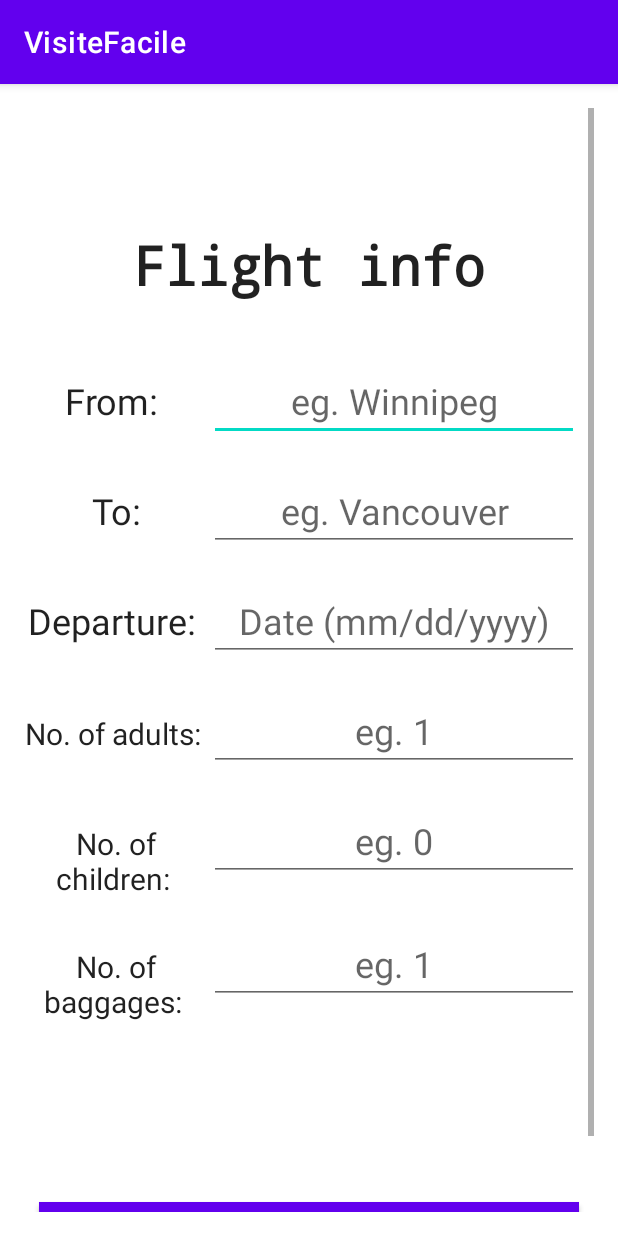
After one commit to HSR05/W22G2_VisiteFacile, an Android app: the flight_booking screen opened directly, with no data from a screen before it, on a phone screen of 412 x 824 dp. The commit adds this screen. Run offline under Robolectric (Android 15) with nearby library versions, the phone set to English and light mode, and no system bars; Roboto replaces fonts that are not available here.

Commit message:
Flight booking activity added with DatePicker and DB compatibility.

```diff
--- a/VisiteFacile/app/src/main/AndroidManifest.xml
+++ b/VisiteFacile/app/src/main/AndroidManifest.xml
@@ -9,6 +9,9 @@
         android:roundIcon="@mipmap/ic_launcher_appicon_round"
         android:supportsRtl="true"
         android:theme="@style/Theme.VisiteFacile">
+        <activity
+            android:name=".flight_booking"
+            android:exported="false" />
         <activity
             android:name=".LoginActivity"
             android:exported="false" />
--- /dev/null
+++ b/VisiteFacile/app/src/main/java/com/example/visitefacile/flight_booking.java
@@ -0,0 +1,49 @@
+package com.example.visitefacile;
+
+import androidx.appcompat.app.AppCompatActivity;
+
+import android.app.DatePickerDialog;
+import android.os.Bundle;
+import android.view.View;
+import android.widget.EditText;
+
+import java.util.Calendar;
+
+public class flight_booking extends AppCompatActivity {
+
+    @Override
+    protected void onCreate(Bundle savedInstanceState) {
+
+        EditText date;
+        final DatePickerDialog[] datePickerDialog = new DatePickerDialog[1];
+
+        super.onCreate(savedInstanceState);
+        setContentView(R.layout.activity_flight_booking);
+
+        date = (EditText) findViewById(R.id.deptDate);
+        // perform click event on edit text
+        date.setOnClickListener(new View.OnClickListener() {
+            @Override
+            public void onClick(View v) {
+                // calender class's instance and get current date , month and year from calender
+                final Calendar c = Calendar.getInstance();
+                int mYear = c.get(Calendar.YEAR); // current year
+                int mMonth = c.get(Calendar.MONTH); // current month
+                int mDay = c.get(Calendar.DAY_OF_MONTH); // current day
+                // date picker dialog
+                datePickerDialog[0] = new DatePickerDialog(flight_booking.this,
+                        (view, year, monthOfYear, dayOfMonth) -> {
+                            // set day of month , month and year value in the edit text
+                            date.setText(dayOfMonth + "/"
+                                    + (monthOfYear + 1) + "/" + year);
+
+                        }, mYear, mMonth, mDay);
+                datePickerDialog[0].show();
+            }
+        });
+
+    }
+
+    public void confirmOnClick(View view) {
+    }
+}
--- /dev/null
+++ b/VisiteFacile/app/src/main/res/layout/activity_flight_booking.xml
@@ -0,0 +1,276 @@
+<?xml version="1.0" encoding="utf-8"?>
+<ScrollView xmlns:android="http://schemas.android.com/apk/res/android"
+    xmlns:tools="http://schemas.android.com/tools"
+    android:id="@+id/activity_flight_form"
+    android:layout_width="match_parent"
+    android:layout_height="match_parent"
+    android:paddingBottom="@dimen/activity_vertical_margin"
+    android:paddingLeft="@dimen/activity_horizontal_margin"
+    android:paddingRight="@dimen/activity_horizontal_margin"
+    android:paddingTop="@dimen/activity_vertical_margin"
+    tools:context=".flight_booking">
+
+    <LinearLayout
+        android:layout_width="match_parent"
+        android:layout_height="match_parent"
+        android:layout_alignParentStart="true"
+        android:layout_alignParentTop="true"
+        android:orientation="vertical"
+        android:weightSum="1">
+
+        <TextView
+            android:id="@+id/FlightForm"
+            android:layout_width="match_parent"
+            android:layout_height="wrap_content"
+            android:layout_marginBottom="30dp"
+            android:layout_marginTop="80dp"
+            android:fontFamily="monospace"
+            android:text="@string/flight_information"
+            android:textAlignment="center"
+            android:textAppearance="@style/TextAppearance.AppCompat"
+            android:textSize="36sp"
+            android:textStyle="normal|bold"
+            tools:targetApi="jelly_bean" />
+
+        <!-- From Form -->
+        <LinearLayout
+            android:layout_width="fill_parent"
+            android:layout_height="wrap_content"
+            android:orientation="horizontal"
+            android:paddingBottom="10dp"
+            android:paddingTop="10dp">
+
+            <TextView
+                android:id="@+id/fromText"
+                android:layout_width="0dp"
+                android:layout_height="wrap_content"
+                android:layout_weight="0.50"
+                android:gravity="center_horizontal"
+                android:text="@string/from"
+                android:textAlignment="center"
+                android:textAppearance="@style/TextAppearance.AppCompat"
+                android:textSize="24sp" />
+
+
+            <AutoCompleteTextView
+                android:id="@+id/fromForm"
+                android:layout_width="0dp"
+                android:layout_height="wrap_content"
+                android:layout_marginRight="10dp"
+                android:layout_weight="1"
+                android:gravity="left|center_horizontal"
+                android:hint="eg. Winnipeg"
+                android:maxLines="1"
+                android:textAlignment="center"
+                android:inputType="text"
+                android:textAppearance="@style/TextAppearance.AppCompat"
+                android:textSize="24sp"
+                tools:ignore="RtlHardcoded" />
+
+        </LinearLayout>
+
+        <!-- To Form -->
+        <LinearLayout
+            android:layout_width="fill_parent"
+            android:layout_height="wrap_content"
+            android:orientation="horizontal"
+            android:paddingBottom="10dp"
+            android:paddingTop="10dp">
+
+            <TextView
+                android:id="@+id/toText"
+                android:layout_width="0dp"
+                android:layout_height="wrap_content"
+                android:layout_weight="0.50"
+                android:gravity="center_horizontal"
+                android:text="@string/to"
+                android:textAlignment="center"
+                android:textAppearance="@style/TextAppearance.AppCompat"
+                android:textSize="24sp" />
+
+
+            <AutoCompleteTextView
+                android:id="@+id/toForm"
+                android:layout_width="0dp"
+                android:layout_height="wrap_content"
+                android:layout_marginRight="10dp"
+                android:layout_weight="1"
+                android:gravity="left|center_horizontal"
+                android:hint="eg. Vancouver"
+                android:inputType="textPersonName"
+                android:maxLines="1"
+                android:textAlignment="center"
+                android:textAppearance="@style/TextAppearance.AppCompat"
+                android:textSize="24sp"
+                tools:ignore="RtlHardcoded" />
+
+        </LinearLayout>
+
+        <!-- Departure Form -->
+        <LinearLayout
+            android:layout_width="fill_parent"
+            android:layout_height="wrap_content"
+            android:orientation="horizontal"
+            android:paddingBottom="10dp"
+            android:paddingTop="10dp">
+
+            <TextView
+                android:id="@+id/deptText"
+                android:layout_width="0dp"
+                android:layout_height="wrap_content"
+                android:layout_weight="0.50"
+                android:gravity="center_horizontal"
+                android:text="@string/deptTitle"
+                android:textAppearance="@style/TextAppearance.AppCompat"
+                android:textSize="24sp" />
+
+            <EditText
+                android:id="@+id/deptDate"
+                android:layout_width="0dp"
+                android:layout_height="wrap_content"
+                android:layout_marginRight="10dp"
+                android:layout_weight="1"
+                android:gravity="left|center_horizontal"
+                android:hint="@string/mm_dd_yyyy"
+                android:inputType="date"
+                android:maxLines="1"
+                android:maxLength="10"
+                android:textAlignment="center"
+                android:textAppearance="@style/TextAppearance.AppCompat"
+                android:textSize="24sp"
+                tools:ignore="RtlHardcoded" />
+
+        </LinearLayout>
+
+        <LinearLayout
+            android:layout_width="fill_parent"
+            android:layout_height="wrap_content"
+            android:orientation="horizontal"
+            android:paddingBottom="10dp"
+            android:paddingTop="10dp">
+
+            <TextView
+                android:id="@+id/adultText"
+                android:layout_width="0dp"
+                android:layout_height="wrap_content"
+                android:layout_weight="0.50"
+                android:gravity="center_horizontal"
+                android:text="@string/adults"
+                android:textAppearance="@style/TextAppearance.AppCompat"
+                android:textSize="20sp" />
+
+            <EditText
+                android:id="@+id/numAdults"
+                android:layout_width="0dp"
+                android:layout_height="wrap_content"
+                android:layout_marginRight="10dp"
+                android:layout_weight="1"
+                android:gravity="left|center_horizontal"
+                android:hint="eg. 1"
+                android:inputType="number"
+                android:maxLines="1"
+                android:maxLength="3"
+                android:textAlignment="center"
+                android:textAppearance="@style/TextAppearance.AppCompat"
+                android:textSize="24sp" />
+
+        </LinearLayout>
+
+        <LinearLayout
+            android:layout_width="fill_parent"
+            android:layout_height="wrap_content"
+            android:orientation="horizontal"
+            android:paddingBottom="10dp"
+            android:paddingTop="10dp">
+
+            <TextView
+                android:id="@+id/childText"
+                android:layout_width="0dp"
+                android:layout_height="62dp"
+                android:layout_weight="0.50"
+                android:gravity="center_horizontal"
+                android:text="@string/children"
+                android:textAppearance="@style/TextAppearance.AppCompat"
+                android:textSize="20sp" />
+
+            <EditText
+                android:id="@+id/numChildren"
+                android:layout_width="0dp"
+                android:layout_height="wrap_content"
+                android:layout_marginRight="10dp"
+                android:layout_weight="1"
+                android:gravity="left|center_horizontal"
+                android:hint="eg. 0"
+                android:inputType="number"
+                android:textAlignment="center"
+                android:maxLength="3"
+                android:textAppearance="@style/TextAppearance.AppCompat"
+                android:textSize="24sp"
+                tools:ignore="HardcodedText" />
+
+        </LinearLayout>
+
+        <LinearLayout
+            android:layout_width="fill_parent"
+            android:layout_height="wrap_content"
+            android:orientation="horizontal"
+            android:paddingBottom="10dp"
+            android:paddingTop="10dp">
+
+            <TextView
+                android:id="@+id/bagText"
+                android:layout_width="0dp"
+                android:layout_height="65dp"
+                android:layout_weight="0.50"
+                android:gravity="center_horizontal"
+                android:text="@string/baggage"
+                android:textAppearance="@style/TextAppearance.AppCompat"
+                android:textSize="20sp" />
+
+            <EditText
+                android:id="@+id/numBags"
+                android:layout_width="0dp"
+                android:layout_height="wrap_content"
+                android:layout_marginRight="10dp"
+                android:layout_weight="1"
+                android:gravity="left|center_horizontal"
+                android:hint="eg. 1"
+                android:inputType="number"
+                android:maxLines="1"
+                android:maxLength="3"
+                android:textAlignment="center"
+                android:textAppearance="@style/TextAppearance.AppCompat"
+                android:textSize="24sp" />
+
+        </LinearLayout>
+
+        <LinearLayout
+            android:layout_width="match_parent"
+            android:layout_height="match_parent"
+            android:orientation="horizontal">
+
+            <Button
+                android:id="@+id/FlightConfirm"
+                android:layout_width="wrap_content"
+                android:layout_height="79dp"
+                android:layout_alignParentBottom="true"
+                android:layout_alignParentEnd="true"
+                android:layout_alignParentRight="true"
+                android:layout_marginLeft="10dp"
+                android:layout_marginRight="10dp"
+                android:layout_marginTop="110dp"
+                android:layout_weight="1.05"
+                android:background="@color/white"
+                android:fontFamily="sans-serif"
+                android:onClick="confirmOnClick"
+                android:text="@string/confirm"
+                android:textAppearance="@style/TextAppearance.AppCompat"
+                android:textColor="?attr/actionMenuTextColor"
+                android:textSize="24sp"
+                android:textStyle="normal|bold"
+                tools:targetApi="jelly_bean" />
+        </LinearLayout>
+
+    </LinearLayout>
+
+</ScrollView>
--- a/VisiteFacile/app/src/main/res/values/strings.xml
+++ b/VisiteFacile/app/src/main/res/values/strings.xml
@@ -34,4 +34,13 @@
     <string name="editTxtRegisterPasswordLogin">Enter Password</string>
     <string name="registerName">Enter Your Name</string>
     <string name="registerbtn">Register</string>
+    <string name="flight_information">Flight info</string>
+    <string name="from">"From: "</string>
+    <string name="to">To:</string>
+    <string name="deptTitle">"Departure: "</string>
+    <string name="mm_dd_yyyy">Date (mm/dd/yyyy)</string>
+    <string name="adults">"No. of adults: "</string>
+    <string name="children">"No. of children: "</string>
+    <string name="baggage">"No. of baggages: "</string>
+    <string name="confirm">"Confirm: "</string>
 </resources>
```
